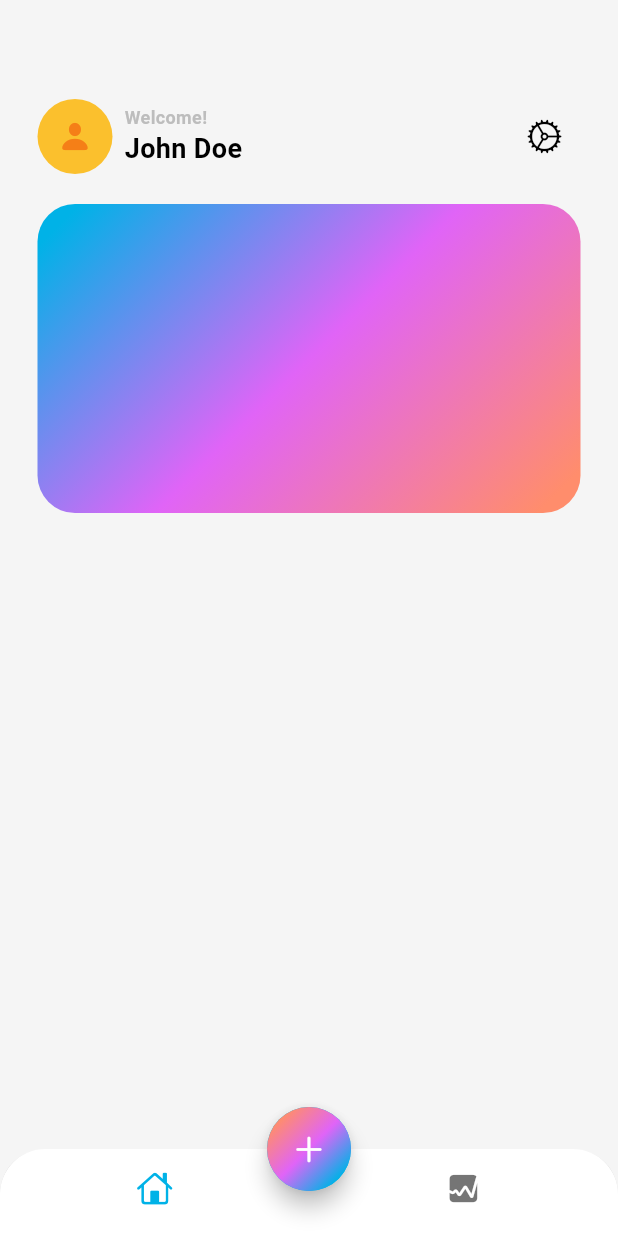
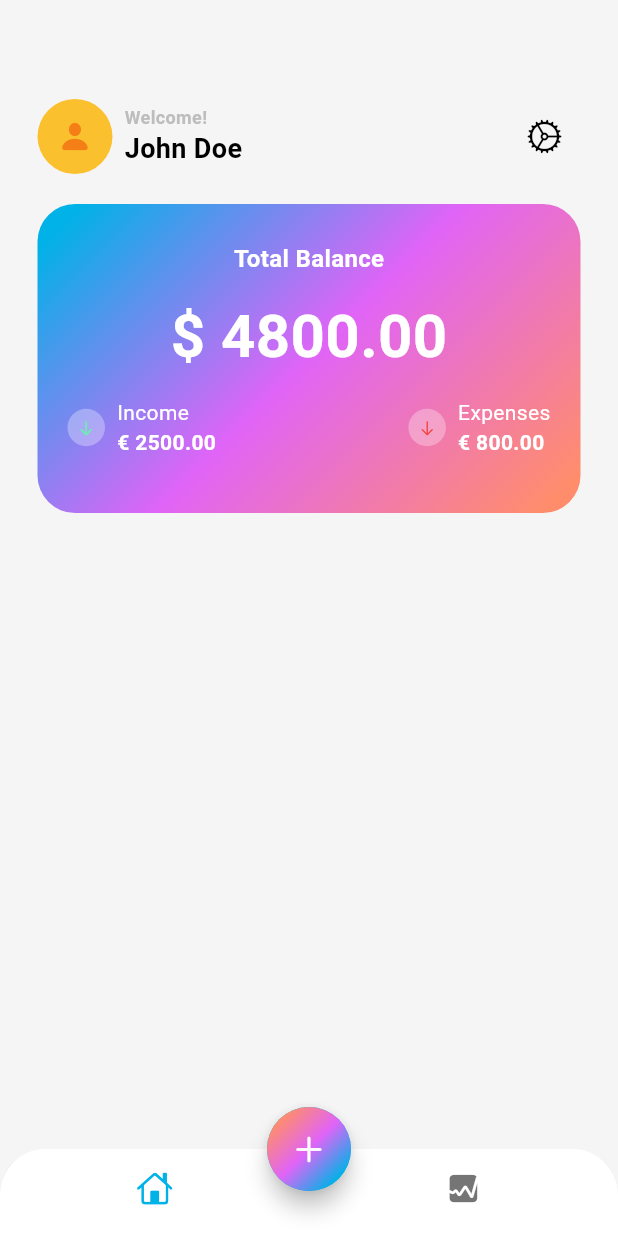
Before and after one commit to StaticBuilder/PERSONAL_FINANCE_TRACKER, a Flutter app: the screen it shows after launch, on a phone screen of 412 x 824 dp. Run offline on Flutter 3.47's test engine with Material 3 defaults, Android fonts, the phone set to English and light mode, and no system bars.

Commit message:
Main Part of the Credit Card Info Screen (48:20)

```diff
--- a/finance_tracker_app/lib/screens/home/views/main_screen.dart
+++ b/finance_tracker_app/lib/screens/home/views/main_screen.dart
@@ -76,7 +76,120 @@ class MainScreen extends StatelessWidget {
                   transform: const GradientRotation(pi / 4),
                 ),
                 borderRadius: BorderRadius.circular(25),
-              )
+              ),
+
+              child: Column(
+                mainAxisAlignment: MainAxisAlignment.center,
+                children: [
+                  const Text(
+                    'Total Balance',
+                    style: TextStyle(
+                      fontSize: 16,
+                      color: Colors.white,
+                      fontWeight: FontWeight.w600
+                    ),
+                  ),
+                  const SizedBox(height: 12),
+                  const Text(
+                    '\$ 4800.00',
+                    style: TextStyle(
+                      fontSize: 40,
+                      color: Colors.white,
+                      fontWeight: FontWeight.bold
+                    ),
+                  ),
+                  Padding(
+                    padding: const EdgeInsets.symmetric(vertical: 12, horizontal: 20),
+                    child: Row(
+                      mainAxisAlignment: MainAxisAlignment.spaceBetween,
+                      children: [
+                        Row(
+                          children: [
+                            Container(
+                              width: 25,
+                              height: 25,
+                              decoration: const BoxDecoration(
+                                color: Colors.white30,
+                                shape: BoxShape.circle
+                              ),
+                              child: const Center(
+                                child: Icon(
+                                  CupertinoIcons.arrow_down,
+                                  size: 12,
+                                  color: Colors.greenAccent,
+                                )
+                              ),
+                            ),
+                            const SizedBox(width: 8),
+                            const Column(
+                              crossAxisAlignment: CrossAxisAlignment.start,
+                              children: [
+                                Text(
+                                  'Income',
+                                  style: TextStyle(
+                                    fontSize: 14,
+                                    color: Colors.white,
+                                    fontWeight: FontWeight.w400
+                                  ),
+                                ),
+                                Text(
+                                  '€ 2500.00',
+                                  style: TextStyle(
+                                    fontSize: 14,
+                                    color: Colors.white,
+                                    fontWeight: FontWeight.w600
+                                  ),
+                                ),
+                              ],
+                            )
+                          ],
+                        ),
+                        Row(
+                          children: [
+                            Container(
+                              width: 25,
+                              height: 25,
+                              decoration: const BoxDecoration(
+                                color: Colors.white30,
+                                shape: BoxShape.circle
+                              ),
+                              child: const Center(
+                                child: Icon(
+                                  CupertinoIcons.arrow_down,
+                                  size: 12,
+                                  color: Colors.red,
+                                )
+                              ),
+                            ),
+                            const SizedBox(width: 8),
+                            const Column(
+                              crossAxisAlignment: CrossAxisAlignment.start,
+                              children: [
+                                Text(
+                                  'Expenses',
+                                  style: TextStyle(
+                                    fontSize: 14,
+                                    color: Colors.white,
+                                    fontWeight: FontWeight.w400
+                                  ),
+                                ),
+                                Text(
+                                  '€ 800.00',
+                                  style: TextStyle(
+                                    fontSize: 14,
+                                    color: Colors.white,
+                                    fontWeight: FontWeight.w600
+                                  ),
+                                ),
+                              ],
+                            )
+                          ],
+                        )
+                      ],
+                    ),
+                  )
+                ],
+              ),
             )
           ]
         )
```
